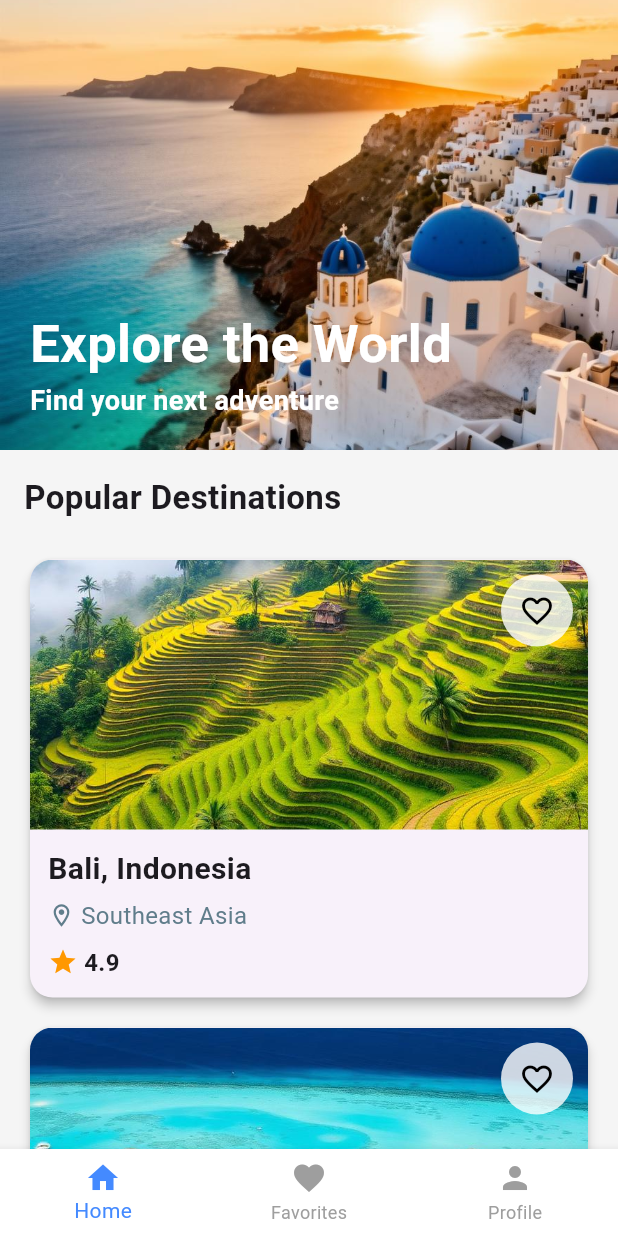
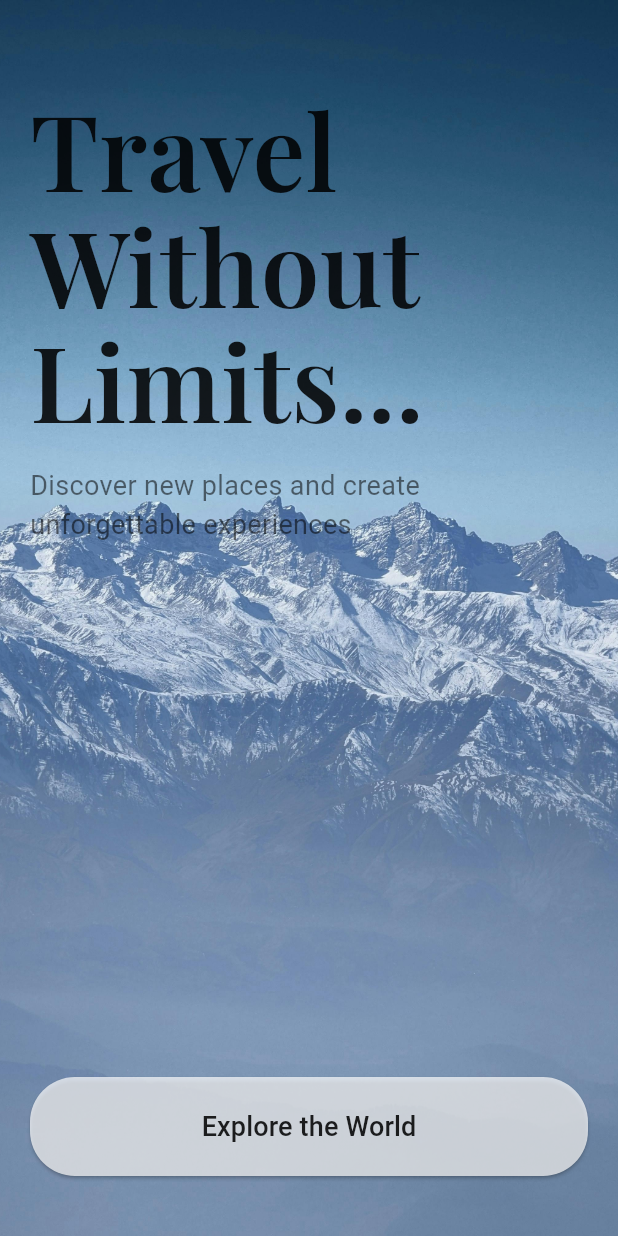
Before and after one commit to Visun517/travel_application_task, a Flutter app: the screen it shows after launch, on a phone screen of 412 x 824 dp. Run offline on Flutter 3.47's test engine with Material 3 defaults, Android fonts, the phone set to English and light mode, and no system bars.

Commit message:
implement the onbording screen

```diff
--- a/lib/main.dart
+++ b/lib/main.dart
@@ -1,6 +1,6 @@
 import 'package:flutter/material.dart';
 import 'package:travel_application/screens/main_screen.dart';
-// import 'package:travel_application/screens/profile_screen.dart';
+import 'package:travel_application/screens/onbording_screen.dart';
 
 void main() {
   runApp(const MyApp());
@@ -17,7 +17,7 @@
         colorScheme: .fromSeed(seedColor: Colors.deepPurple),
       ),
       debugShowCheckedModeBanner: false,
-      home: const MainScreen(),
+      home: const OnboardingScreen(),
     );
   }
 }
--- a/lib/screens/main_screen.dart
+++ b/lib/screens/main_screen.dart
@@ -36,14 +36,19 @@
         unselectedItemColor: Colors.grey,
         type: BottomNavigationBarType.fixed,
         backgroundColor: Colors.white,
-        elevation: 5,
         items: const [
-          BottomNavigationBarItem(icon: Icon(Icons.home), label: 'Home'),
           BottomNavigationBarItem(
-            icon: Icon(Icons.favorite),
+            icon: Icon(Icons.home_outlined),
+            label: 'Home',
+          ),
+          BottomNavigationBarItem(
+            icon: Icon(Icons.favorite_border_outlined),
             label: 'Favorites',
           ),
-          BottomNavigationBarItem(icon: Icon(Icons.person), label: 'Profile'),
+          BottomNavigationBarItem(
+            icon: Icon(Icons.person_outline),
+            label: 'Profile',
+          ),
         ],
       ),
     );
--- /dev/null
+++ b/lib/screens/onbording_screen.dart
@@ -0,0 +1,79 @@
+import 'dart:developer';
+
+import 'package:flutter/material.dart';
+import 'package:travel_application/screens/login_screen.dart';
+
+class OnboardingScreen extends StatelessWidget {
+  const OnboardingScreen({super.key});
+
+  @override
+  Widget build(BuildContext context) {
+    return Scaffold(
+      body: Container(
+        width: double.infinity,
+        height: double.infinity,
+        decoration: const BoxDecoration(
+          image: DecorationImage(
+            image: AssetImage(
+              'assets/images/pexels-tejas-kamble-715220277-34731910.jpg',
+            ),
+            fit: BoxFit.cover,
+          ),
+        ),
+        child: Padding(
+          padding: const EdgeInsets.fromLTRB(20.0, 60.0, 20.0, 40.0),
+          child: Column(
+            crossAxisAlignment: CrossAxisAlignment.start,
+            children: [
+              Text(
+                'Travel\nWithout\nLimits...',
+                style: TextStyle(
+                  fontSize: 70,
+                  height: 1.1,
+                  fontWeight: FontWeight.w600,
+                  color: Colors.black87,
+                  fontFamily: 'PlayfairDisplay',
+                ),
+              ),
+              const SizedBox(height: 20),
+              const Text(
+                'Discover new places and create\nunforgettable experiences',
+                style: TextStyle(fontSize: 18, color: Colors.black54),
+              ),
+
+              const Spacer(),
+
+              Center(
+                child: SizedBox(
+                  width: double.infinity,
+                  child: ElevatedButton(
+                    onPressed: () {
+                      Navigator.pushReplacement(
+                        context,
+                        MaterialPageRoute(
+                          builder: (context) => const LoginScreen(),
+                        ),
+                      );
+                    },
+                    style: ElevatedButton.styleFrom(
+                      padding: const EdgeInsets.symmetric(vertical: 20),
+                      backgroundColor: Colors.white70,
+                      foregroundColor: Colors.black87,
+                      shape: RoundedRectangleBorder(
+                        borderRadius: BorderRadius.circular(30),
+                      ),
+                    ),
+                    child: const Text(
+                      'Explore the World',
+                      style: TextStyle(fontSize: 18),
+                    ),
+                  ),
+                ),
+              ),
+            ],
+          ),
+        ),
+      ),
+    );
+  }
+}
--- a/lib/widgets/popular_destination_card.dart
+++ b/lib/widgets/popular_destination_card.dart
@@ -1,6 +1,5 @@
 import 'package:flutter/material.dart';
-import 'package:travel_application/models/favorite_places.dart'
-    show favoritePlaces;
+import 'package:travel_application/models/favorite_places.dart';
 import 'package:travel_application/models/place_model.dart';
 import 'package:travel_application/screens/destination_details_screen.dart';
 
@@ -15,7 +14,7 @@
 class _PopularDestinationCardState extends State<PopularDestinationCard> {
   @override
   Widget build(BuildContext context) {
-    // අදාළ ස්ථානය favorite list එකේ තිබේදැයි පරීක්ෂා කිරීම
+
     bool isFavorite = favoritePlaces.contains(widget.place);
 
     return InkWell(
@@ -43,7 +42,7 @@
                   child: Image.asset(
                     widget
                         .place
-                        .image, // StatefulWidget එකේදී widget. භාවිතා කළ යුතුයි
+                        .image,
                     height: 180,
                     width: double.infinity,
                     fit: BoxFit.cover,
@@ -63,7 +62,6 @@
                         color: isFavorite ? Colors.red : Colors.black,
                       ),
                       onPressed: () {
-                        // UI එක refresh කිරීමට setState භාවිතා කරමු
                         setState(() {
                           if (isFavorite) {
                             favoritePlaces.remove(widget.place);
```
Also changed, not shown: lib/screens/favorites_destinations_screen.dart (+2 -36 lines), lib/screens/login_screen.dart (added, +17 -0 lines), lib/screens/signup_screen.dart (added, +17 -0 lines), pubspec.yaml (+6 -1 lines), assets/fonts/PlayfairDisplay-VariableFont_wght.ttf (added), assets/images/on_borad_image.jpg (added), assets/images/pexels-tejas-kamble-715220277-34731910.jpg (added).
